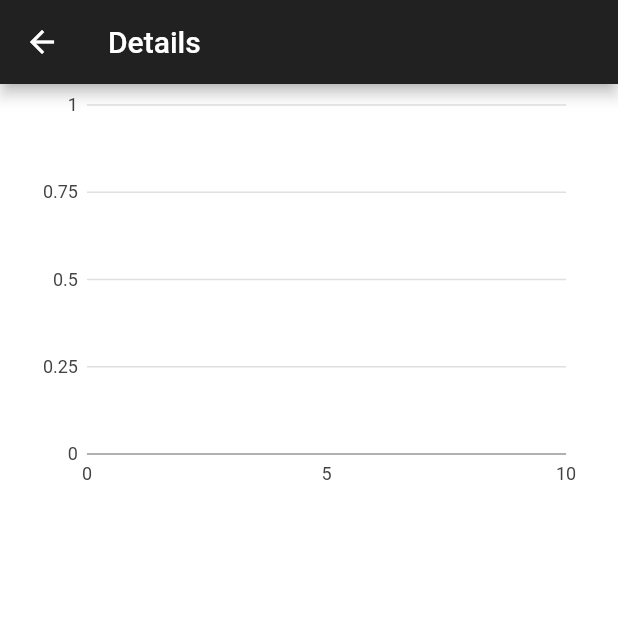
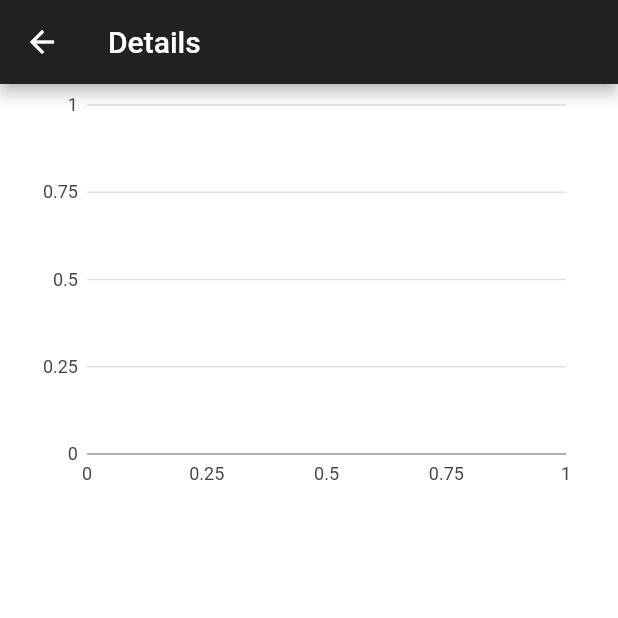
Before and after one commit to vladmat1999/flutter_balance, a Flutter app: the GraphPage screen opened directly, on a phone screen of 412 x 824 dp, the top half of it. Run offline on Flutter 3.47's test engine with Material 2 defaults, Android fonts, the light colour scheme and no system bars; our stand-ins replace charts_flutter, shared_preferences, sqflite; accounts and stored records are empty; statements that could not run were skipped.

Commit message:
Fixed graph focus

```diff
--- a/lib/graph_page.dart
+++ b/lib/graph_page.dart
@@ -32,7 +32,8 @@ class GraphPageState extends State<GraphPage>
 
   @override
   Widget build(BuildContext context) {
-
+    minPoint = minPoint ?? 0;
+    maxPoint = maxPoint ?? 10;
 
     var series = [
       new Series(
@@ -48,22 +49,7 @@ class GraphPageState extends State<GraphPage>
         title: Text("Details"),
       ),
       backgroundColor: Colors.white,
-      body: Center(child: Column(
-        children: <Widget>[
-          Container(
-            height: MediaQuery.of(context).size.height / 3,
-            width: MediaQuery.of(context).size.width * 0.9,
-            child: LineChart(series,
-            animate: true,
-            domainAxis: NumericAxisSpec(
-              viewport: NumericExtents(minPoint, maxPoint),
-              showAxisLine: true,
-            ),
-            behaviors: [PanAndZoomBehavior()],
-            )
-          ),
-          Expanded(
-            child: FutureBuilder<List<TableEntry>>(
+      body: FutureBuilder<List<TableEntry>>(
               future: dbHelper.getEntries(),
 
               builder: (context, snapshot) {
@@ -74,7 +60,23 @@ class GraphPageState extends State<GraphPage>
 
                 var newData = snapshot.data.reversed.toList();
 
-                return ListView.builder(
+                return Center(child: Column(
+                  children: <Widget>[
+                    Container(
+                      height: MediaQuery.of(context).size.height / 3,
+                      width: MediaQuery.of(context).size.width * 0.9,
+                      child: LineChart(series,
+                      animate: true,
+                      domainAxis: NumericAxisSpec(
+                        viewport: NumericExtents.fromValues([minPoint, maxPoint]),
+                        showAxisLine: true,
+                      ),
+                      behaviors: [PanAndZoomBehavior()],
+                      )
+                    ),
+
+                    Expanded(
+                      child: ListView.builder(
                             controller: _controller,
                             itemBuilder: (context, i) {
 
@@ -141,14 +143,15 @@ class GraphPageState extends State<GraphPage>
 
                       ],
                     )
-                    );},
                     );
-                }
+                  },
                 ),
                 )
-        ],
+                ]
                 )
+                );
 
+                },
                 )
                 );
   }
@@ -177,7 +180,10 @@ class GraphPageState extends State<GraphPage>
 
     setState(() {
      maxPoint = te.length;
-     minPoint = te.length - 10 > 0 ? te.length - 10 : 0;
+     minPoint = maxPoint - 10 > 0 ? maxPoint - 10 : 0;
+
+     print("asd" + maxPoint.toString());
+     print("min" + minPoint.toString());
 
      data = List.generate(te.length, (i){
        return GraphPoint(i,te[i].ballance);
```
Lines whose indentation alone changed are shown as unchanged.
